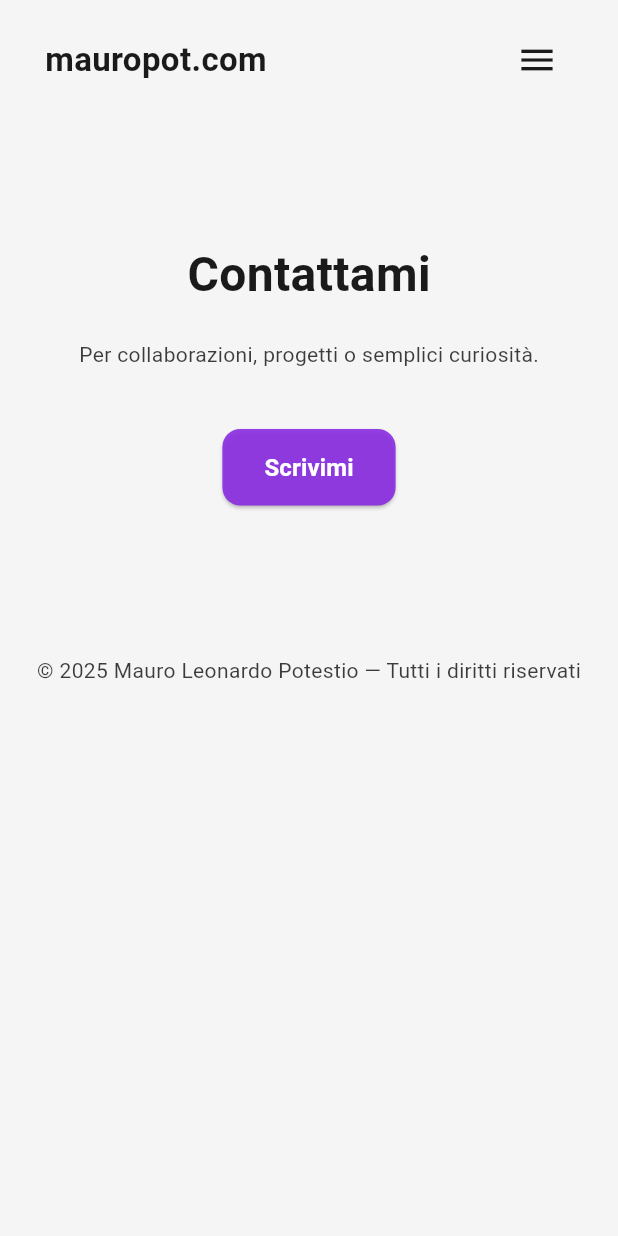
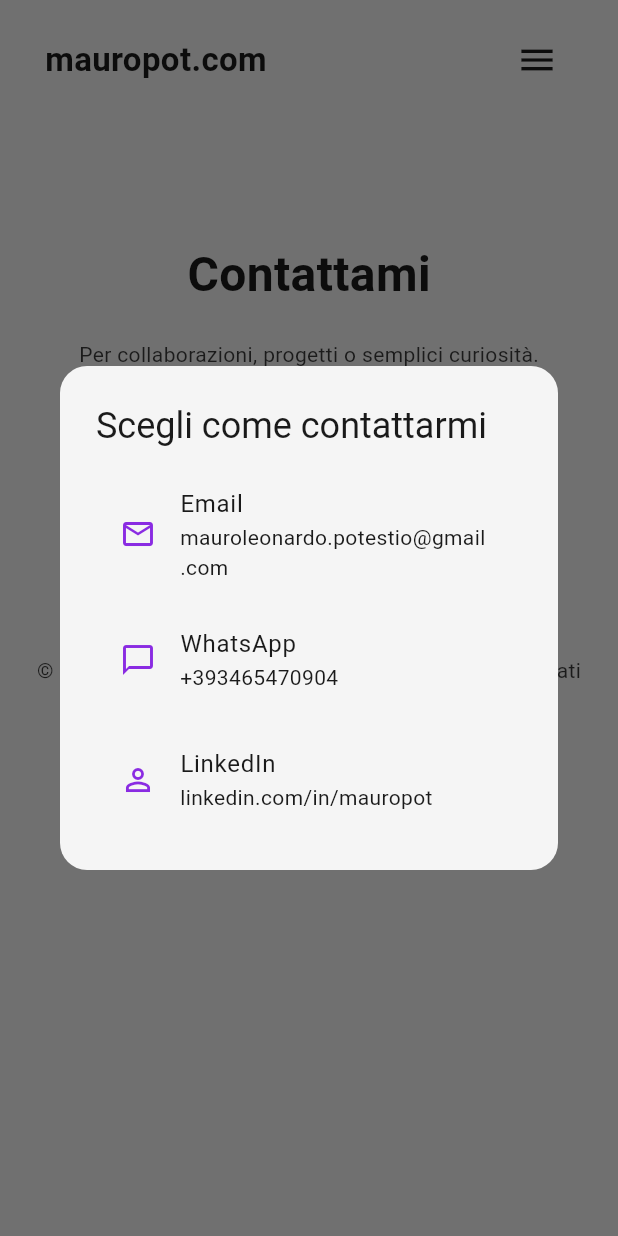
Before and after one commit to MauroPot2/porrtfolioFlutterWeb, a Flutter app: the ContactPage screen opened by its route, after a tap on "Scrivimi", on a phone screen of 412 x 824 dp. Run offline on Flutter 3.47's test engine with Material 3 defaults, Android fonts, the light colour scheme and no system bars; our stand-ins replace animated_text_kit, go_router.

Commit message:
pagina contact migliorata

```diff
--- a/portfolioflutterweb/lib/pages/home/sections/contact_section.dart
+++ b/portfolioflutterweb/lib/pages/home/sections/contact_section.dart
@@ -1,14 +1,94 @@
 import 'package:flutter/material.dart';
+import 'package:url_launcher/url_launcher.dart';
 
 class ContactSection extends StatelessWidget {
   const ContactSection({super.key});
+
+  static const String _email = 'mauroleonardo.potestio@gmail.com';
+  static const String _whatsAppNumber = '+393465470904'; // 👈 METTI IL TUO
+
+  Future<void> _openEmail() async {
+    final uri = Uri(
+      scheme: 'mailto',
+      path: _email,
+      queryParameters: {
+        'subject': 'Richiesta di contatto dal portfolio',
+      },
+    );
+
+    if (await canLaunchUrl(uri)) {
+      await launchUrl(uri);
+    } else {
+      debugPrint('Impossibile aprire il client email');
+    }
+  }
+
+  Future<void> _openWhatsApp() async {
+    final text = Uri.encodeComponent('Ciao Mauro, ti ho trovato dal tuo portfolio!');
+    final uri = Uri.parse('https://wa.me/${_whatsAppNumber.replaceAll('+', '')}?text=$text');
+
+    if (await canLaunchUrl(uri)) {
+      await launchUrl(uri, mode: LaunchMode.externalApplication);
+    } else {
+      debugPrint('Impossibile aprire WhatsApp');
+    }
+  }
+
+  void _showContactDialog(BuildContext context) {
+    final cs = Theme.of(context).colorScheme;
+
+    showDialog(
+      context: context,
+      builder: (context) {
+        return AlertDialog(
+          shape: RoundedRectangleBorder(
+            borderRadius: BorderRadius.circular(18),
+          ),
+          title: const Text('Scegli come contattarmi'),
+          content: Column(
+            mainAxisSize: MainAxisSize.min,
+            children: [
+              ListTile(
+                leading: Icon(Icons.email_outlined, color: cs.primary),
+                title: const Text('Email'),
+                subtitle: Text(_email),
+                onTap: () {
+                  Navigator.of(context).pop();
+                  _openEmail();
+                },
+              ),
+              const SizedBox(height: 8),
+              ListTile(
+                leading: Icon(Icons.chat_bubble_outline, color: cs.primary),
+                title: const Text('WhatsApp'),
+                subtitle: Text(_whatsAppNumber),
+                onTap: () {
+                  Navigator.of(context).pop();
+                  _openWhatsApp();
+                },
+              ),
+               const SizedBox(height: 8),
+               ListTile(
+                 leading: Icon(Icons.person_outline, color: cs.primary),
+                 title: const Text('LinkedIn'),
+                 subtitle: const Text('linkedin.com/in/mauropot'),
+                 onTap: () {
+                   Navigator.of(context).pop();
+                   launchUrl(Uri.parse('https://www.linkedin.com/in/mauroleonardo-potestio'));
+                 },
+               ),
+            ],
+          ),
+        );
+      },
+    );
+  }
 
   @override
   Widget build(BuildContext context) {
     final cs = Theme.of(context).colorScheme;
     final isDark = cs.brightness == Brightness.dark;
 
-    // 🔥 Sfumatura coerente con M3 e withValues
     final bgColor = cs.surface.withValues(
       alpha: isDark ? 0.20 : 0.95,
     );
@@ -27,33 +107,31 @@ class ContactSection extends StatelessWidget {
               color: cs.onSurface,
             ),
           ),
-
           const SizedBox(height: 20),
-
           Text(
             "Per collaborazioni, progetti o semplici curiosità.",
             style: TextStyle(
               color: cs.onSurface.withValues(alpha: 0.85),
             ),
           ),
-
           const SizedBox(height: 40),
-
-          ElevatedButton(
+          ElevatedButton.icon(
             style: ElevatedButton.styleFrom(
               backgroundColor: cs.primary.withValues(alpha: 0.90),
               foregroundColor: cs.onPrimary,
               padding: const EdgeInsets.symmetric(horizontal: 28, vertical: 14),
               shape: RoundedRectangleBorder(
                 borderRadius: BorderRadius.circular(12),
-              )
+              ),
+              elevation: 3,
             ),
-            onPressed: () {},
-            child: const Text(
+            onPressed: () => _showContactDialog(context),
+            icon: const Icon(Icons.send_rounded, size: 20),
+            label: const Text(
               "Scrivimi",
               style: TextStyle(fontSize: 16, fontWeight: FontWeight.w600),
             ),
-          )
+          ),
         ],
       ),
     );
--- a/portfolioflutterweb/lib/widgets/project_card.dart
+++ b/portfolioflutterweb/lib/widgets/project_card.dart
@@ -43,7 +43,7 @@ class _ProjectCardState extends State<ProjectCard> {
               style: const TextStyle(
                 fontSize: 22,
                 fontWeight: FontWeight.bold,
-                color: Colors.black,
+                color: Color.fromARGB(255, 255, 255, 255),
               ),
             ),
             const SizedBox(height: 12),
```
